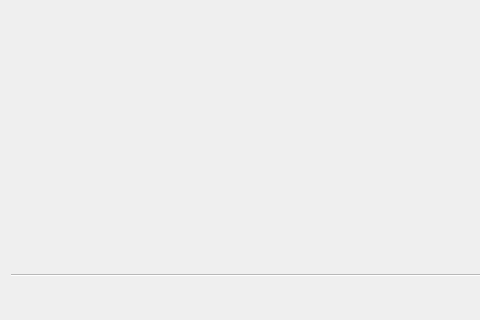
Qt form ui/mainwizard.ui (eduardoweiland/mist) before a commit; both pictures show x 0 to 480 and y 259 to 579 of the 880 by 579 pixel window.
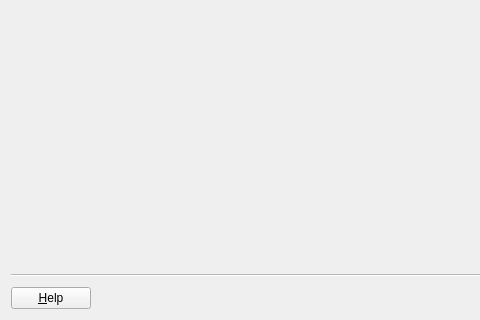
The same form after that commit. Custom widgets are drawn as their Qt base class.

Commit message: Abrir apenas o Wizard ao iniciar o MIST

Patch:
```diff
--- a/ui/mainwizard.ui
+++ b/ui/mainwizard.ui
@@ -17,7 +17,7 @@
    <enum>QWizard::ClassicStyle</enum>
   </property>
   <property name="options">
-   <set>QWizard::NoCancelButton</set>
+   <set>QWizard::HaveHelpButton|QWizard::NoCancelButton</set>
   </property>
   <widget class="DatabaseConnectionPage" name="wizardPage1"/>
   <widget class="SchemaDefinitionPage" name="wizardPage2"/>
```
The commit also changes 7 other files.
